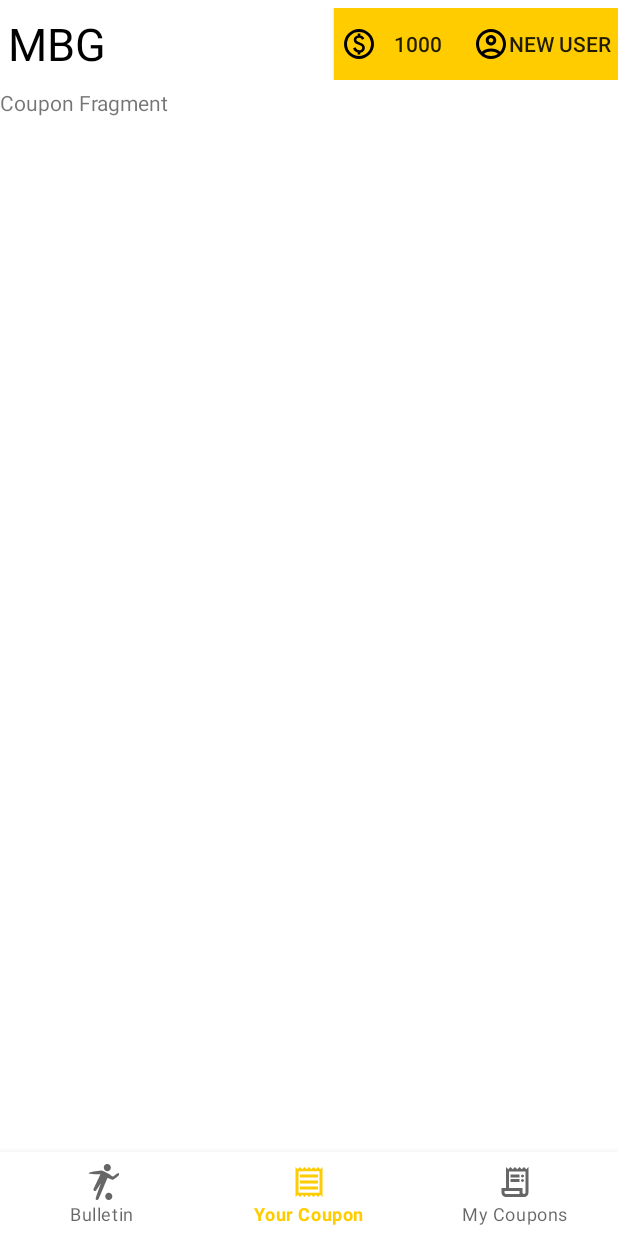
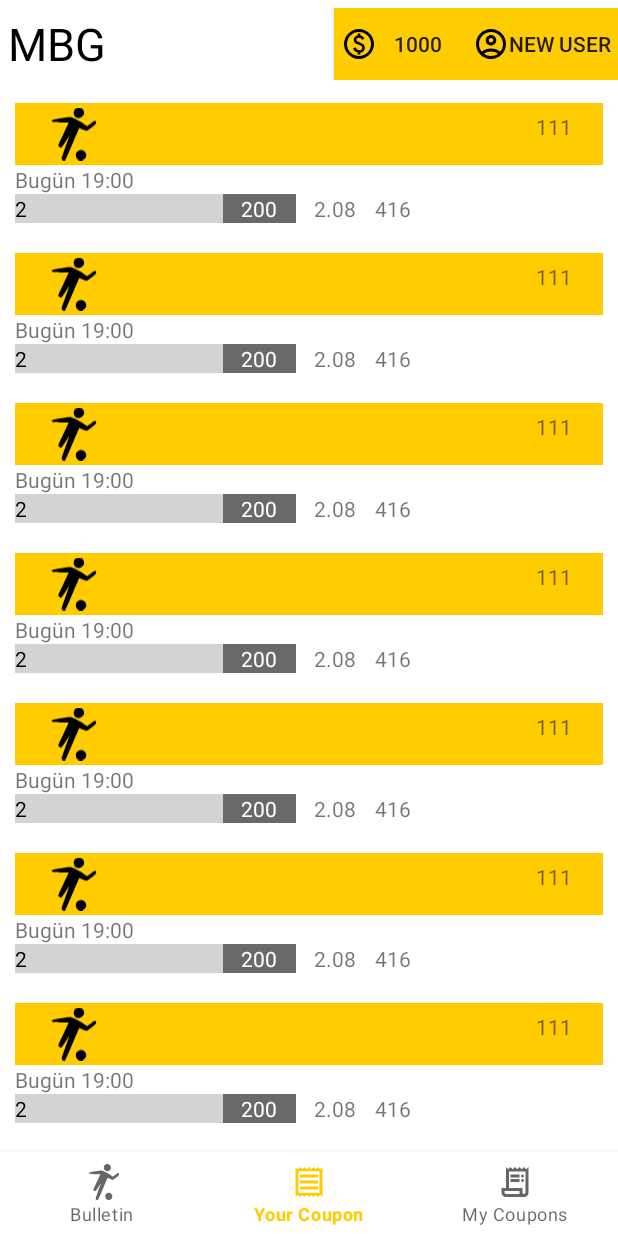
Before and after one commit to Baturalp52/mobile-bet-game, an Android app: the screen it shows after launch (MainActivity), item 2 of the bottom bar chosen, on a phone screen of 412 x 824 dp. Run offline under Robolectric (Android 15) with nearby library versions, the phone set to English and light mode, and no system bars; our stand-ins replace Picasso, Room's generated code; pictures from the network do not load.

Commit message:
limonata yaptık

```diff
--- a/app/src/main/AndroidManifest.xml
+++ b/app/src/main/AndroidManifest.xml
@@ -18,8 +18,12 @@
             android:name=".MatchDetailActivity"
             android:exported="false" />
         <activity
+            android:name=".CouponDetail"
+            android:exported="false" />
+        <activity
             android:name=".ProfileActivity"
             android:exported="false" />
+
         <activity
             android:name=".MainActivity"
             android:exported="true">
--- a/app/src/main/java/com/termproject/MainActivity.kt
+++ b/app/src/main/java/com/termproject/MainActivity.kt
@@ -30,9 +30,9 @@ class MainActivity : FragmentActivity() {
 
     override fun onCreateView(name: String, context: Context, attrs: AttributeSet): View? {
         CoroutineScope(Dispatchers.Main).launch {
-            existingUser = userViewModel.getUser()
+            val user = userViewModel.getUser()
 
-            if (existingUser == null) {
+            if (user == null) {
                 existingUser = User(
                     name = "New",
                     surname = "User",
@@ -43,6 +43,7 @@ class MainActivity : FragmentActivity() {
                 existingUser.credit = 1000
                 userViewModel.createNewUser(existingUser)
             } else {
+                existingUser = user
             }
             binding.profileButton.text = "${existingUser.name} ${existingUser.surname}"
 
--- /dev/null
+++ b/app/src/main/java/com/termproject/allCouponsRecyclerViewAdapter.kt
@@ -0,0 +1,83 @@
+package com.termproject
+
+import android.content.Context
+import android.content.Intent
+import android.view.LayoutInflater
+import android.view.View
+import android.view.ViewGroup
+import android.widget.LinearLayout
+import android.widget.TextView
+import androidx.recyclerview.widget.RecyclerView
+import java.time.format.DateTimeFormatter
+
+class allCouponsRecyclerViewAdapter(
+    private val context: Context
+) :
+    RecyclerView.Adapter<allCouponsRecyclerViewAdapter.CustomRecyclerViewItemHolder>() {
+    override fun onCreateViewHolder(viewGroup: ViewGroup, i: Int): CustomRecyclerViewItemHolder {
+
+        val inflater = LayoutInflater.from(context)
+        val itemView = inflater.inflate(R.layout.all_coupons_item, viewGroup, false)
+        return CustomRecyclerViewItemHolder(itemView)
+    }
+
+    override fun onBindViewHolder(myRecyclerViewItemHolder: CustomRecyclerViewItemHolder, i: Int) {
+        val bet = BetDetails("111","Bugün 19:00", "2", "200", 2.08,"416")
+
+        val formatter = DateTimeFormatter.ofPattern("dd MMMM yyyy HH:mm")
+        val parser = DateTimeFormatter.ofPattern("yyyy-MM-dd'T'HH:mm:ssXXX")
+
+
+        myRecyclerViewItemHolder.allCouponsId.text = bet.allCouponsId
+        myRecyclerViewItemHolder.allCouponsDate.text = bet.allCouponsDate
+        myRecyclerViewItemHolder.allCouponsMatchCount.text = bet.allCouponsMatchCount
+        myRecyclerViewItemHolder.allCouponsBetValue.text = bet.allCouponsBetValue
+        myRecyclerViewItemHolder.allCouponsOdd.text = bet.allCouponsOdd.toString()
+        myRecyclerViewItemHolder.allCouponsEstimatedPrice.text = bet.allCouponsEstimatedPrice
+
+        myRecyclerViewItemHolder.allCouponLayout.setOnClickListener {
+            //Log.d("ssasddasasdaddas",  "sdasadadsasddasasdsad")
+            val newActivityIntent = Intent(context, CouponDetail::class.java)
+            context.startActivity(newActivityIntent)
+        }
+    }
+
+    override fun getItemCount(): Int {
+        return 10 //FixturesSys.bets.size
+    }
+
+    inner class CustomRecyclerViewItemHolder(itemView: View) :
+        RecyclerView.ViewHolder(itemView) {
+        var allCouponsId: TextView
+        var allCouponsDate: TextView
+        var allCouponsMatchCount: TextView
+        var allCouponsBetValue: TextView
+        var allCouponsOdd: TextView
+        var allCouponsEstimatedPrice: TextView
+        var parentLayout: LinearLayout
+        var allCouponLayout: LinearLayout
+
+        init {
+
+            allCouponsId = itemView.findViewById(R.id.allCouponsId)
+            allCouponsDate = itemView.findViewById(R.id.allCouponsDate)
+            allCouponsMatchCount = itemView.findViewById(R.id.allCouponsMatchCount)
+            allCouponsBetValue = itemView.findViewById(R.id.allCouponsBetValue)
+            allCouponsOdd = itemView.findViewById(R.id.allCouponsOdd)
+            allCouponsEstimatedPrice = itemView.findViewById(R.id.allCouponsEstimatedPrice)
+            parentLayout = itemView.findViewById(R.id.couponLinearLayout)
+            allCouponLayout = itemView.findViewById(R.id.allCouponLayout)
+
+        }
+    }
+    class BetDetails(
+
+        var allCouponsId: String,
+        var allCouponsDate: String,
+        var allCouponsMatchCount: String,
+        var allCouponsBetValue: String,
+        var allCouponsOdd: Double,
+        var allCouponsEstimatedPrice: String
+    )
+
+}
--- a/app/src/main/java/com/termproject/fragments/CouponFragment.kt
+++ b/app/src/main/java/com/termproject/fragments/CouponFragment.kt
@@ -5,31 +5,37 @@ import androidx.fragment.app.Fragment
 import android.view.LayoutInflater
 import android.view.View
 import android.view.ViewGroup
-import com.termproject.R
-import com.termproject.databinding.FragmentCouponBinding
+import androidx.recyclerview.widget.LinearLayoutManager
+import com.termproject.allCouponsRecyclerViewAdapter
+import com.termproject.databinding.FragmentAllCouponsBinding
+import com.termproject.databinding.FragmentCouponsBinding
 
-
-/**
- * A simple [Fragment] subclass.
- * Use the [CouponFragment.newInstance] factory method to
- * create an instance of this fragment.
- */
 class CouponFragment : Fragment() {
-    lateinit var binding: FragmentCouponBinding
-
-    override fun onCreate(savedInstanceState: Bundle?) {
-        super.onCreate(savedInstanceState)
-
-    }
+    private lateinit var binding: FragmentAllCouponsBinding
+    private lateinit var adapter: allCouponsRecyclerViewAdapter
 
     override fun onCreateView(
-        inflater: LayoutInflater, container: ViewGroup?,
+        inflater: LayoutInflater,
+        container: ViewGroup?,
         savedInstanceState: Bundle?
-    ): View? {
-        // Inflate the layout for this fragment
-        binding = FragmentCouponBinding.inflate(layoutInflater)
+    ): View {
+        binding = FragmentAllCouponsBinding.inflate(inflater, container, false)
         return binding.root
     }
 
+    override fun onViewCreated(view: View, savedInstanceState: Bundle?) {
+        super.onViewCreated(view, savedInstanceState)
+        setupRecyclerView()
+    }
 
+    private fun setupRecyclerView() {
+        val recyclerView = binding.allCRecyclerView
+        val layoutManager = LinearLayoutManager(requireContext())
+
+        recyclerView.layoutManager = layoutManager
+
+        // Initialize your adapter here with proper data
+        adapter = allCouponsRecyclerViewAdapter(requireContext())
+        recyclerView.adapter = adapter
+    }
 }
--- a/app/src/main/java/com/termproject/fragments/CouponsFragment.kt
+++ b/app/src/main/java/com/termproject/fragments/CouponsFragment.kt
@@ -16,8 +16,8 @@ import com.google.android.material.snackbar.Snackbar
 import com.termproject.CouponRecyclerViewAdapter
 import com.termproject.FixturesRecyclerViewAdapter
 import com.termproject.R
-import com.termproject.databinding.FragmentCouponBinding
 import com.termproject.databinding.FragmentCouponsBinding
+
 
 
 /**
--- /dev/null
+++ b/app/src/main/res/drawable/baseline_check_circle_24.xml
@@ -0,0 +1,5 @@
+<vector android:height="24dp" android:tint="#0BF316"
+    android:viewportHeight="24" android:viewportWidth="24"
+    android:width="24dp" xmlns:android="http://schemas.android.com/apk/res/android">
+    <path android:fillColor="@android:color/white" android:pathData="M12,2C6.48,2 2,6.48 2,12s4.48,10 10,10 10,-4.48 10,-10S17.52,2 12,2zM10,17l-5,-5 1.41,-1.41L10,14.17l7.59,-7.59L19,8l-9,9z"/>
+</vector>
--- /dev/null
+++ b/app/src/main/res/drawable/rounded_block.xml
@@ -0,0 +1,5 @@
+<vector android:height="24dp" android:tint="#F30B0B"
+    android:viewportHeight="960" android:viewportWidth="960"
+    android:width="24dp" xmlns:android="http://schemas.android.com/apk/res/android">
+    <path android:fillColor="@android:color/white" android:pathData="M480,880Q397,880 324,848.5Q251,817 197,763Q143,709 111.5,636Q80,563 80,480Q80,397 111.5,324Q143,251 197,197Q251,143 324,111.5Q397,80 480,80Q563,80 636,111.5Q709,143 763,197Q817,251 848.5,324Q880,397 880,480Q880,563 848.5,636Q817,709 763,763Q709,817 636,848.5Q563,880 480,880ZM480,800Q534,800 584,782.5Q634,765 676,732L228,284Q195,326 177.5,376Q160,426 160,480Q160,614 253,707Q346,800 480,800ZM732,676Q765,634 782.5,584Q800,534 800,480Q800,346 707,253Q614,160 480,160Q426,160 376,177.5Q326,195 284,228L732,676Z"/>
+</vector>
--- /dev/null
+++ b/app/src/main/res/layout/all_coupons_item.xml
@@ -0,0 +1,95 @@
+<?xml version="1.0" encoding="utf-8"?>
+<LinearLayout xmlns:android="http://schemas.android.com/apk/res/android"
+    xmlns:app="http://schemas.android.com/apk/res-auto"
+    xmlns:tools="http://schemas.android.com/tools"
+    android:id="@+id/couponLinearLayout"
+    android:layout_width="match_parent"
+    android:layout_height="wrap_content"
+    android:layout_margin="10dp"
+    android:elevation="8dp"
+    android:orientation="vertical">
+
+    <LinearLayout
+        android:id="@+id/allCouponLayout"
+        android:layout_width="match_parent"
+        android:layout_height="match_parent"
+        android:background="@drawable/match_item_background"
+        android:gravity="center"
+        android:orientation="horizontal">
+
+        <ImageView
+            android:id="@+id/imgLeagueLogo"
+            android:layout_width="35dp"
+            android:layout_height="37dp"
+            android:src="@drawable/bulletin_icon" />
+
+        <TextView
+            android:id="@+id/allCouponsId"
+            android:layout_width="315dp"
+            android:layout_height="29dp"
+            android:text="TextView"
+            android:textAlignment="textEnd" />
+    </LinearLayout>
+
+    <LinearLayout
+        android:layout_width="match_parent"
+        android:layout_height="match_parent"
+        android:orientation="horizontal">
+
+        <TextView
+            android:id="@+id/allCouponsDate"
+            android:layout_width="wrap_content"
+            android:layout_height="wrap_content"
+            android:layout_weight="1"
+            android:text="TextView" />
+    </LinearLayout>
+
+    <LinearLayout
+        android:layout_width="match_parent"
+        android:layout_height="match_parent"
+        android:orientation="horizontal">
+
+        <TextView
+            android:id="@+id/allCouponsMatchCount"
+            android:layout_width="114dp"
+            android:layout_height="wrap_content"
+            android:layout_weight="1"
+            android:background="#D3D3D3"
+            android:text="Match Count: "
+            android:textColor="#000000" />
+
+        <TextView
+            android:id="@+id/allCouponsBetValue"
+            android:layout_width="wrap_content"
+            android:layout_height="wrap_content"
+            android:layout_weight="1"
+            android:background="#696969"
+            android:text="1"
+            android:textAlignment="center"
+            android:textColor="@color/white" />
+
+        <TextView
+            android:id="@+id/allCouponsOdd"
+            android:layout_width="wrap_content"
+            android:layout_height="wrap_content"
+            android:layout_weight="1"
+            android:text="1.46"
+            android:textAlignment="center" />
+
+        <TextView
+            android:id="@+id/allCouponsEstimatedPrice"
+            android:layout_width="102dp"
+            android:layout_height="match_parent"
+            android:layout_weight="1"
+            android:text="TextView" />
+
+        <ImageView
+            android:id="@+id/allCouponsWinLose"
+            android:layout_width="wrap_content"
+            android:layout_height="wrap_content"
+            android:layout_weight="1"
+            android:textAlignment="textEnd"
+            app:srcCompat="@drawable/baseline_check_circle_24" />
+    </LinearLayout>
+
+</LinearLayout>
--- /dev/null
+++ b/app/src/main/res/layout/fragment_all_coupons.xml
@@ -0,0 +1,22 @@
+<?xml version="1.0" encoding="utf-8"?>
+<androidx.constraintlayout.widget.ConstraintLayout xmlns:android="http://schemas.android.com/apk/res/android"
+    xmlns:app="http://schemas.android.com/apk/res-auto"
+    xmlns:tools="http://schemas.android.com/tools"
+    android:id="@+id/frameLayout"
+    android:layout_width="match_parent"
+    android:layout_height="match_parent">
+
+
+    <androidx.recyclerview.widget.RecyclerView
+        android:id="@+id/allCRecyclerView"
+        android:layout_width="0dp"
+        android:layout_height="0dp"
+        app:layout_constraintBottom_toBottomOf="parent"
+        app:layout_constraintEnd_toEndOf="parent"
+        app:layout_constraintHorizontal_bias="0.0"
+        app:layout_constraintStart_toStartOf="parent"
+        app:layout_constraintTop_toTopOf="parent"
+        app:layout_constraintVertical_bias="0.0" />
+
+
+</androidx.constraintlayout.widget.ConstraintLayout>
--- a/app/src/main/res/layout/fragment_coupon.xml
+++ /dev/null
@@ -1,13 +0,0 @@
-<?xml version="1.0" encoding="utf-8"?>
-<FrameLayout xmlns:android="http://schemas.android.com/apk/res/android"
-    xmlns:tools="http://schemas.android.com/tools"
-    android:layout_width="match_parent"
-    android:layout_height="match_parent">
-
-
-    <TextView
-        android:layout_width="match_parent"
-        android:layout_height="match_parent"
-        android:text="Coupon Fragment" />
-
-</FrameLayout>
```
Also changed, not shown: app/src/main/java/com/termproject/CouponDetail.kt (added, +31 -0 lines), app/src/main/java/com/termproject/myCouponsRecyclerViewAdapter.kt (added, +80 -0 lines), app/src/main/res/layout/activity_coupon_detail.xml (added, +116 -0 lines), app/src/main/res/layout/mycoupon_item.xml (added, +88 -0 lines).
